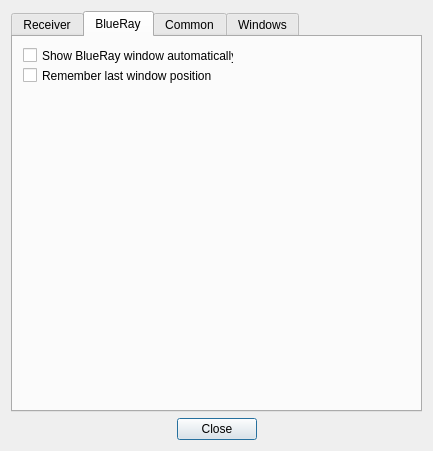
This is settingsdialog.ui in AceOfSnakes/AvrPioRemote as Qt 5 draws it before an edit. The edited form follows.
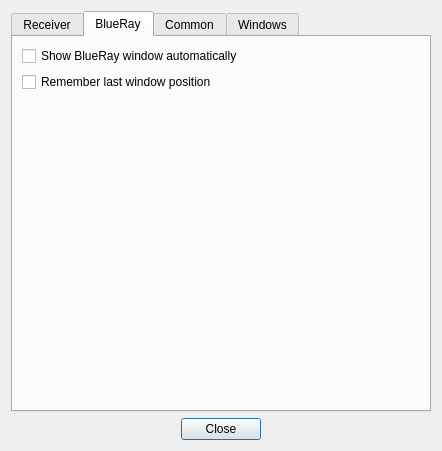
This is the edited form. The open tabs and pages were chosen to show the change.

The edit to the form file:
```diff
--- a/settingsdialog.ui
+++ b/settingsdialog.ui
@@ -6,7 +6,7 @@
    <rect>
     <x>0</x>
     <y>0</y>
-    <width>433</width>
+    <width>442</width>
     <height>451</height>
    </rect>
   </property>
@@ -329,32 +329,35 @@
       <attribute name="title">
        <string>BlueRay</string>
       </attribute>
+      <layout class="QVBoxLayout" name="verticalLayout_4">
+       <item>
       <widget class="QCheckBox" name="ShowBlueRayWindowCheckBox">
-       <property name="geometry">
-        <rect>
-         <x>10</x>
-         <y>10</y>
-         <width>211</width>
-         <height>17</height>
-        </rect>
-       </property>
        <property name="text">
         <string>Show BlueRay window automatically</string>
        </property>
       </widget>
+       </item>
+       <item>
       <widget class="QCheckBox" name="RestoreBlueRayWindowCheckBox">
-       <property name="geometry">
-        <rect>
-         <x>10</x>
-         <y>30</y>
-         <width>191</width>
-         <height>17</height>
-        </rect>
-       </property>
        <property name="text">
         <string>Remember last window position</string>
        </property>
       </widget>
+       </item>
+       <item>
+        <spacer name="verticalSpacer_4">
+         <property name="orientation">
+          <enum>Qt::Vertical</enum>
+         </property>
+         <property name="sizeHint" stdset="0">
+          <size>
+           <width>20</width>
+           <height>309</height>
+          </size>
+         </property>
+        </spacer>
+       </item>
+      </layout>
      </widget>
      <widget class="QWidget" name="tab_6">
       <attribute name="title">
```
Left out of the diff: 22 changed lines with no effect on the pictures. Lines whose indentation alone changed are shown as unchanged.
